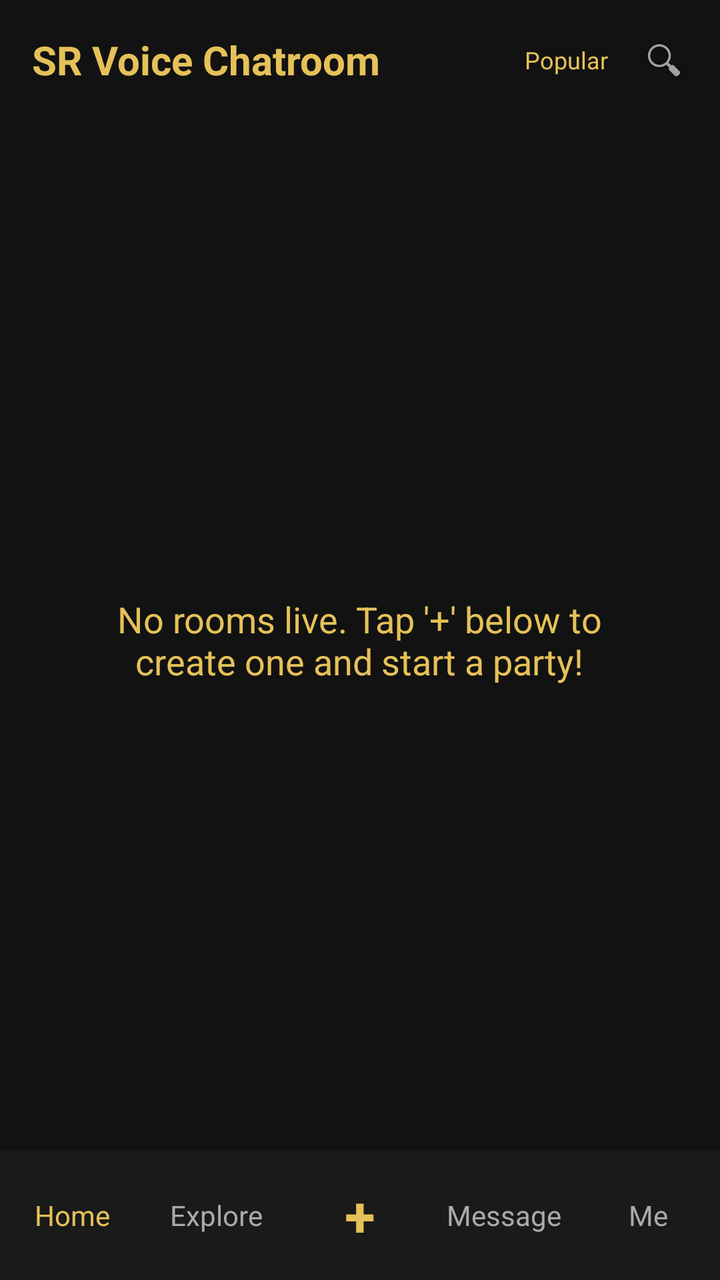
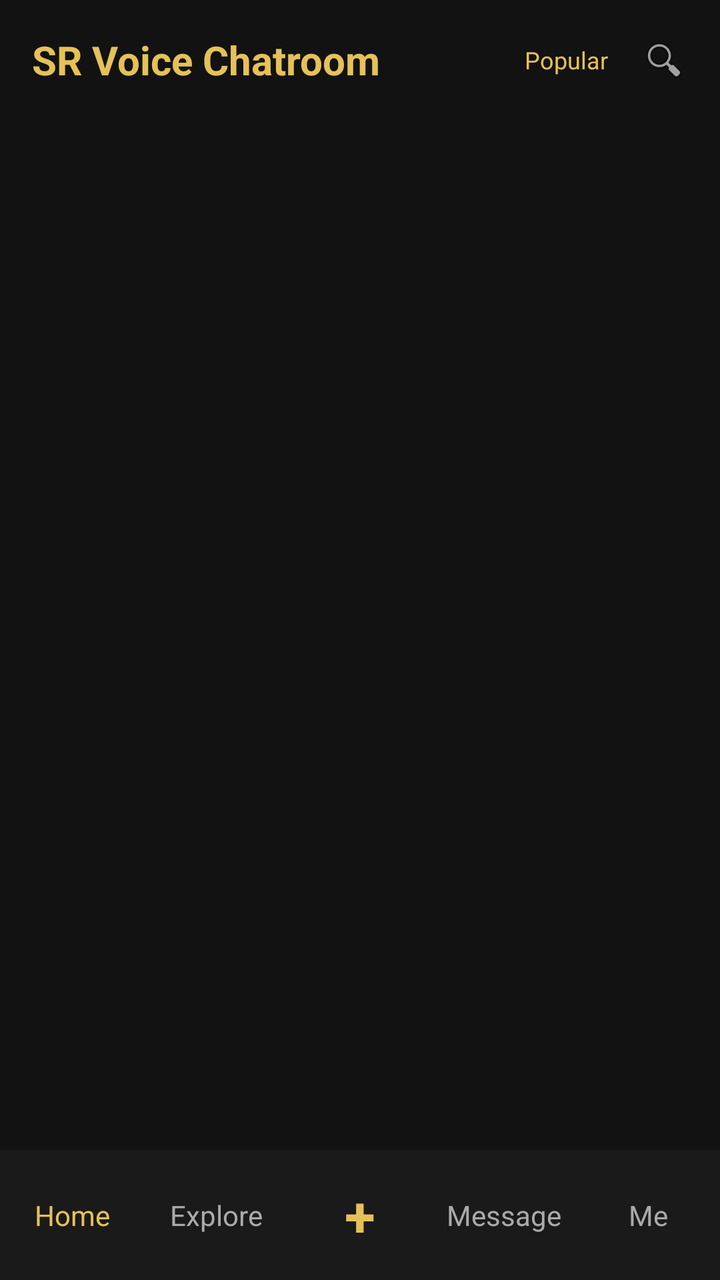

Screens rendered from an Android XML layout before and after an edit, with the pre-edit source and the edit as a unified diff.
<!-- AndroidManifest.xml: application theme Theme.AppCompat.Light.NoActionBar -->
<!-- res/layout/activity_home.xml -->
<?xml version="1.0" encoding="utf-8"?>
<RelativeLayout xmlns:android="http://schemas.android.com/apk/res/android"
    android:layout_width="match_parent"
    android:layout_height="match_parent"
    android:background="#121212">

    
    <RelativeLayout
        android:id="@+id/headerLayout"
        android:layout_width="match_parent"
        android:layout_height="60dp"
        android:paddingHorizontal="16dp">

        <TextView
            android:layout_width="wrap_content"
            android:layout_height="wrap_content"
            android:layout_centerVertical="true"
            android:text="SR Voice Chatroom"
            android:textColor="#E5C158"
            android:textSize="20sp"
            android:textStyle="bold" />

        <LinearLayout
            android:layout_width="wrap_content"
            android:layout_height="wrap_content"
            android:layout_alignParentEnd="true"
            android:layout_centerVertical="true"
            android:gravity="center_vertical"
            android:orientation="horizontal">

            <TextView
                android:layout_width="wrap_content"
                android:layout_height="wrap_content"
                android:text="Popular"
                android:textColor="#E5C158"
                android:textSize="12sp" />

            <ImageView
                android:layout_width="24dp"
                android:layout_height="24dp"
                android:layout_marginStart="16dp"
                android:src="@android:drawable/ic_menu_search" />
        </LinearLayout>
    </RelativeLayout>

    
    <LinearLayout
        android:layout_width="wrap_content"
        android:layout_height="wrap_content"
        android:layout_centerInParent="true"
        android:gravity="center"
        android:orientation="vertical"
        android:padding="20dp">

        <TextView
            android:layout_width="wrap_content"
            android:layout_height="wrap_content"
            android:gravity="center"
            android:text="No rooms live. Tap '+' below to\ncreate one and start a party!"
            android:textColor="#E5C158"
            android:textSize="18sp" />
    </LinearLayout>

    
    <LinearLayout
        android:layout_width="match_parent"
        android:layout_height="65dp"
        android:layout_alignParentBottom="true"
        android:background="#1A1A1A"
        android:gravity="center_vertical"
        android:orientation="horizontal"
        android:weightSum="5">

        <TextView
            android:layout_width="0dp"
            android:layout_height="wrap_content"
            android:layout_weight="1"
            android:gravity="center"
            android:text="Home"
            android:textColor="#E5C158" />

        <TextView
            android:layout_width="0dp"
            android:layout_height="wrap_content"
            android:layout_weight="1"
            android:gravity="center"
            android:text="Explore"
            android:textColor="#AAAAAA" />

        <TextView
            android:layout_width="0dp"
            android:layout_height="wrap_content"
            android:layout_weight="1"
            android:gravity="center"
            android:text="+"
            android:textColor="#E5C158"
            android:textSize="28sp"
            android:textStyle="bold" />

        <TextView
            android:layout_width="0dp"
            android:layout_height="wrap_content"
            android:layout_weight="1"
            android:gravity="center"
            android:text="Message"
            android:textColor="#AAAAAA" />

        <TextView
            android:layout_width="0dp"
            android:layout_height="wrap_content"
            android:layout_weight="1"
            android:gravity="center"
            android:text="Me"
            android:textColor="#AAAAAA" />
    </LinearLayout>

</RelativeLayout>
<!-- resources referenced by this layout -->
<resources>

</resources>

<!-- the commit's change to res/layout/activity_home.xml (unified diff, before → after) -->
@@ -44,13 +44,25 @@
     </RelativeLayout>
 
     
+    <androidx.recyclerview.widget.RecyclerView
+        android:id="@+id/rvRooms"
+        android:layout_width="match_parent"
+        android:layout_height="match_parent"
+        android:layout_below="@id/headerLayout"
+        android:layout_above="@+id/bottomNav"
+        android:padding="12dp"
+        android:clipToPadding="false"/>
+
+    
     <LinearLayout
+        android:id="@+id/emptyLayout"
         android:layout_width="wrap_content"
         android:layout_height="wrap_content"
         android:layout_centerInParent="true"
         android:gravity="center"
         android:orientation="vertical"
-        android:padding="20dp">
+        android:padding="20dp"
+        android:visibility="gone">
 
         <TextView
             android:layout_width="wrap_content"
@@ -63,6 +75,7 @@
 
     
     <LinearLayout
+        android:id="@+id/bottomNav"
         android:layout_width="match_parent"
         android:layout_height="65dp"
         android:layout_alignParentBottom="true"
@@ -88,6 +101,7 @@
             android:textColor="#AAAAAA" />
 
         <TextView
+            android:id="@+id/btnPlus"
             android:layout_width="0dp"
             android:layout_height="wrap_content"
             android:layout_weight="1"
